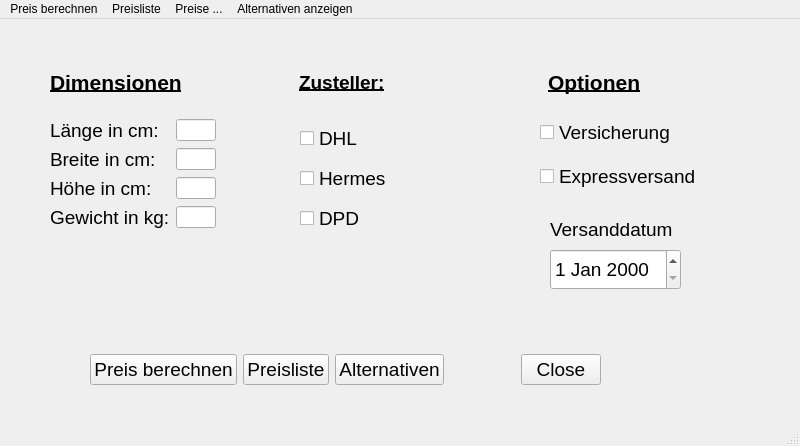
Old version of the form vk_rechner_main.ui in the repository ihprojects/ShippingCalculator.
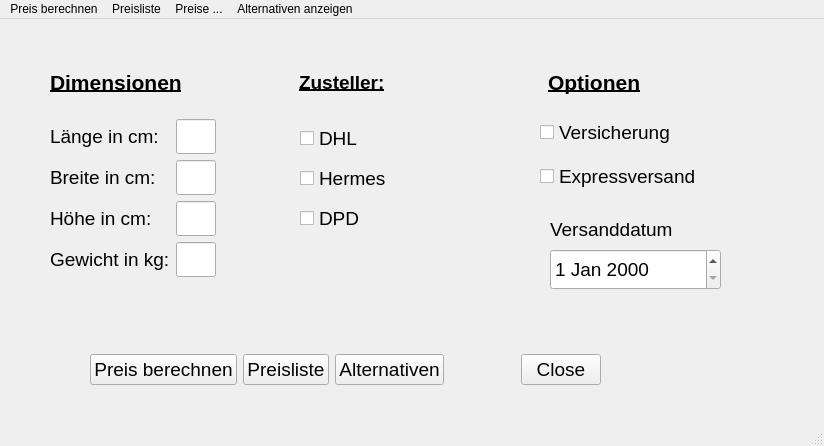
New version of the form.

The edit to the form file:
```diff
--- a/vk_rechner_main.ui
+++ b/vk_rechner_main.ui
@@ -6,10 +6,16 @@
    <rect>
     <x>0</x>
     <y>0</y>
-    <width>800</width>
+    <width>824</width>
     <height>446</height>
    </rect>
   </property>
+  <property name="minimumSize">
+   <size>
+    <width>750</width>
+    <height>420</height>
+   </size>
+  </property>
   <property name="windowTitle">
    <string>Versandkostenrechner</string>
   </property>
@@ -85,7 +91,7 @@
      <rect>
       <x>550</x>
       <y>230</y>
-      <width>131</width>
+      <width>171</width>
       <height>41</height>
      </rect>
     </property>
@@ -101,18 +107,35 @@
       <x>50</x>
       <y>100</y>
       <width>211</width>
-      <height>161</height>
+      <height>178</height>
      </rect>
     </property>
     <layout class="QFormLayout" name="formLayout">
      <item row="1" column="1">
       <widget class="QLineEdit" name="inp_length">
+       <property name="minimumSize">
+        <size>
+         <width>40</width>
+         <height>35</height>
+        </size>
+       </property>
        <property name="maximumSize">
         <size>
          <width>40</width>
-         <height>16777215</height>
+         <height>60</height>
         </size>
        </property>
+       <property name="font">
+        <font>
+         <pointsize>14</pointsize>
+        </font>
+       </property>
+       <property name="contextMenuPolicy">
+        <enum>Qt::ActionsContextMenu</enum>
+       </property>
+       <property name="inputMethodHints">
+        <set>Qt::ImhPreferNumbers</set>
+       </property>
       </widget>
      </item>
      <item row="1" column="0">
@@ -132,12 +155,29 @@
      </item>
      <item row="2" column="1">
       <widget class="QLineEdit" name="inp_width">
+       <property name="minimumSize">
+        <size>
+         <width>40</width>
+         <height>35</height>
+        </size>
+       </property>
        <property name="maximumSize">
         <size>
          <width>40</width>
-         <height>16777215</height>
+         <height>60</height>
         </size>
        </property>
+       <property name="font">
+        <font>
+         <pointsize>14</pointsize>
+        </font>
+       </property>
+       <property name="contextMenuPolicy">
+        <enum>Qt::ActionsContextMenu</enum>
+       </property>
+       <property name="inputMethodHints">
+        <set>Qt::ImhPreferNumbers</set>
+       </property>
       </widget>
      </item>
      <item row="2" column="0">
@@ -166,12 +206,29 @@
      </item>
      <item row="5" column="1">
       <widget class="QLineEdit" name="inp_height">
+       <property name="minimumSize">
+        <size>
+         <width>40</width>
+         <height>35</height>
+        </size>
+       </property>
        <property name="maximumSize">
         <size>
          <width>40</width>
-         <height>16777215</height>
+         <height>60</height>
         </size>
        </property>
+       <property name="font">
+        <font>
+         <pointsize>14</pointsize>
+        </font>
+       </property>
+       <property name="contextMenuPolicy">
+        <enum>Qt::ActionsContextMenu</enum>
+       </property>
+       <property name="inputMethodHints">
+        <set>Qt::ImhPreferNumbers</set>
+       </property>
       </widget>
      </item>
      <item row="6" column="0">
@@ -194,12 +251,29 @@
          <verstretch>0</verstretch>
         </sizepolicy>
        </property>
+       <property name="minimumSize">
+        <size>
+         <width>40</width>
+         <height>35</height>
+        </size>
+       </property>
        <property name="maximumSize">
         <size>
          <width>40</width>
-         <height>16777215</height>
+         <height>60</height>
         </size>
        </property>
+       <property name="font">
+        <font>
+         <pointsize>14</pointsize>
+        </font>
+       </property>
+       <property name="contextMenuPolicy">
+        <enum>Qt::ActionsContextMenu</enum>
+       </property>
+       <property name="inputMethodHints">
+        <set>Qt::ImhPreferNumbers</set>
+       </property>
       </widget>
      </item>
     </layout>
@@ -306,7 +380,7 @@
      </item>
     </layout>
    </widget>
-   <widget class="QWidget" name="">
+   <widget class="QWidget" name="layoutWidget">
     <property name="geometry">
      <rect>
       <x>50</x>
@@ -378,7 +452,7 @@
     <rect>
      <x>0</x>
      <y>0</y>
-     <width>800</width>
+     <width>824</width>
      <height>22</height>
     </rect>
    </property>
```
